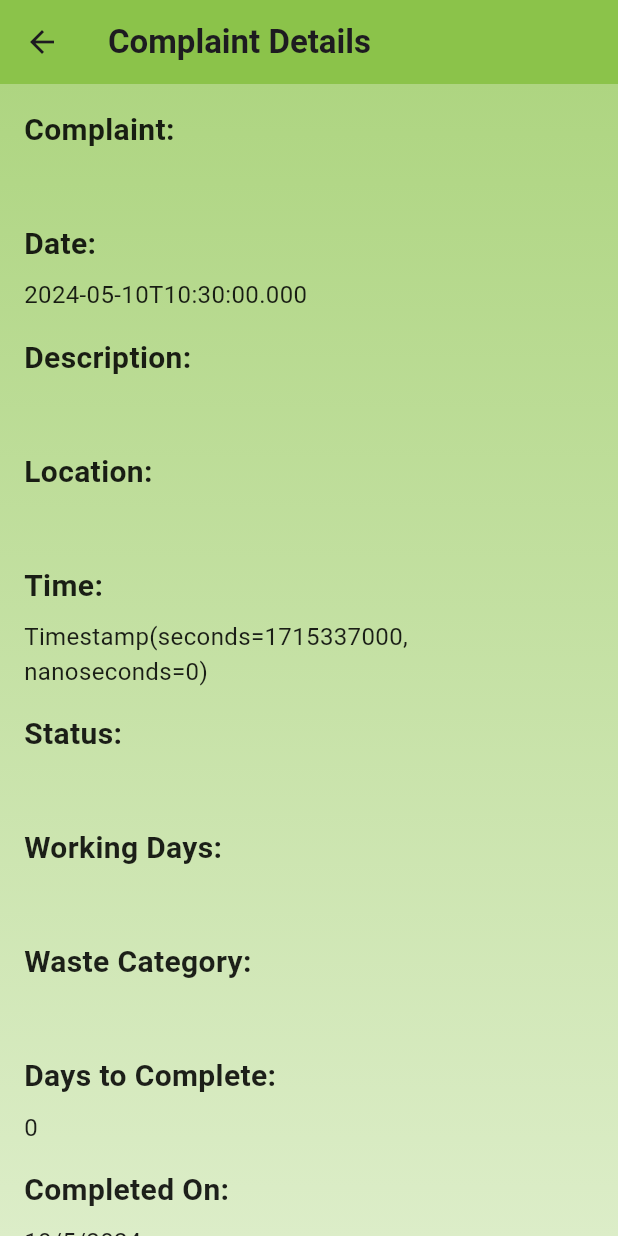
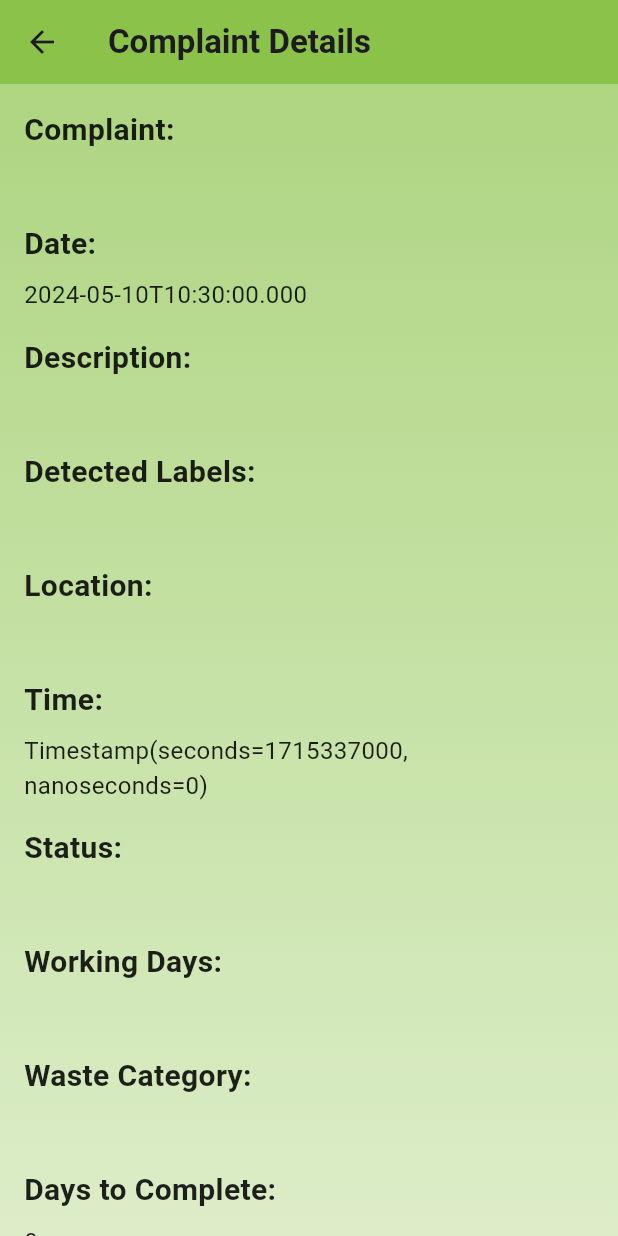
Before and after one commit to Achyut-dot/EcoEvolve, a Flutter app: the ComplaintDetailsPage screen opened directly with empty values, on a phone screen of 412 x 824 dp. Run offline on Flutter 3.47's test engine with Material 3 defaults, Android fonts, the light colour scheme and no system bars; our stand-ins replace cloud_firestore, firebase_auth, firebase_core, firebase_storage, font_awesome_flutter, geocoding and 4 more; missing offline and left inert: google_ml_kit; accounts and stored records are empty; network calls fail; Roboto replaces fonts that are missing (Montserrat).

Commit message:
Changes in Application

```diff
--- a/lib/bottom_nav_bar.dart
+++ b/lib/bottom_nav_bar.dart
@@ -14,7 +14,7 @@ class MyNavBar extends StatelessWidget {
   @override
   Widget build(BuildContext context) {
     return ClipRRect(
-      borderRadius: BorderRadius.vertical(top: Radius.circular(20)),
+      borderRadius: const BorderRadius.vertical(top: Radius.circular(20)),
       child: Container(
         decoration: BoxDecoration(
           color: Colors.lightGreen[500],
--- a/lib/main.dart
+++ b/lib/main.dart
@@ -25,7 +25,7 @@ class MyApp extends StatelessWidget {
       debugShowCheckedModeBanner: false,
       routes: {
         '/gettingStarted': (context) => const GettingStartedPage(),
-        '/login': (context) => LoginPage(),
+        '/login': (context) => const LoginPage(),
         '/forgetPassword': (context) => ForgetPasswordPage(),
         '/signup': (context) => const SignUpPage(),
         '/home': (context) => const MainScreen(),
--- a/lib/pages/complaint_details_page.dart
+++ b/lib/pages/complaint_details_page.dart
@@ -94,7 +94,26 @@ class ComplaintDetailsPage extends StatelessWidget {
                 color: Colors.black87,
               ),
             ),
-            const SizedBox(height: 16),
+              const SizedBox(height: 16),
+              const Text(
+                'Detected Labels:',
+                style: TextStyle(
+                  fontFamily: 'Montserrat',
+                  fontWeight: FontWeight.bold,
+                  fontSize: 20,
+                  color: Colors.black87,
+                ),
+              ),
+              const SizedBox(height: 8),
+              Text(
+                '${data['detectedLabels'] ?? 'No labels detected'}',
+                style: const TextStyle(
+                  fontFamily: 'Roboto',
+                  fontSize: 16,
+                  color: Colors.black87,
+                ),
+              ),
+              const SizedBox(height: 16),
             const Text(
               'Location:',
               style: TextStyle(
--- a/lib/pages/home_page.dart
+++ b/lib/pages/home_page.dart
@@ -542,6 +542,7 @@ class _HomePageState extends State<HomePage> with SingleTickerProviderStateMixin
           'userId': userId,
           'userEmail': userEmail, // Include user email in the document
           'status': _selectedStatus,
+          'detectedLabels': _result,
         });
 
         setState(() {
--- a/lib/pages/status_page.dart
+++ b/lib/pages/status_page.dart
@@ -127,6 +127,9 @@ class ComplaintList extends StatelessWidget {
                     const SizedBox(height: 4),
                     // Calculate and display Days to Complete along with Completion Date
                     _buildDaysToComplete(data),
+                    const SizedBox(height: 4),
+                    // Display detected labels
+                    Text('Detected Labels: ${data['detectedLabels'] ?? 'No labels detected'}'),
                   ],
                 ),
                 onTap: () {
```
Also changed, not shown: lib/pages/gov_view.dart (+5 -2 lines).
